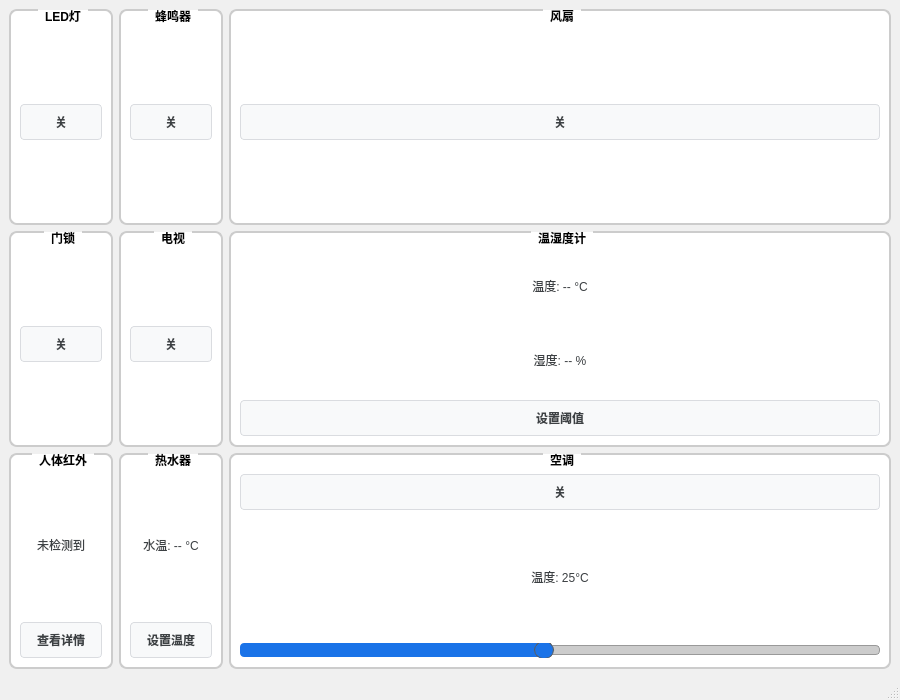
First picture: the form in uiClass/MainWidget/mainwidget.ui, repository MenShengFa-DaCai/Qtclient, before the edit.
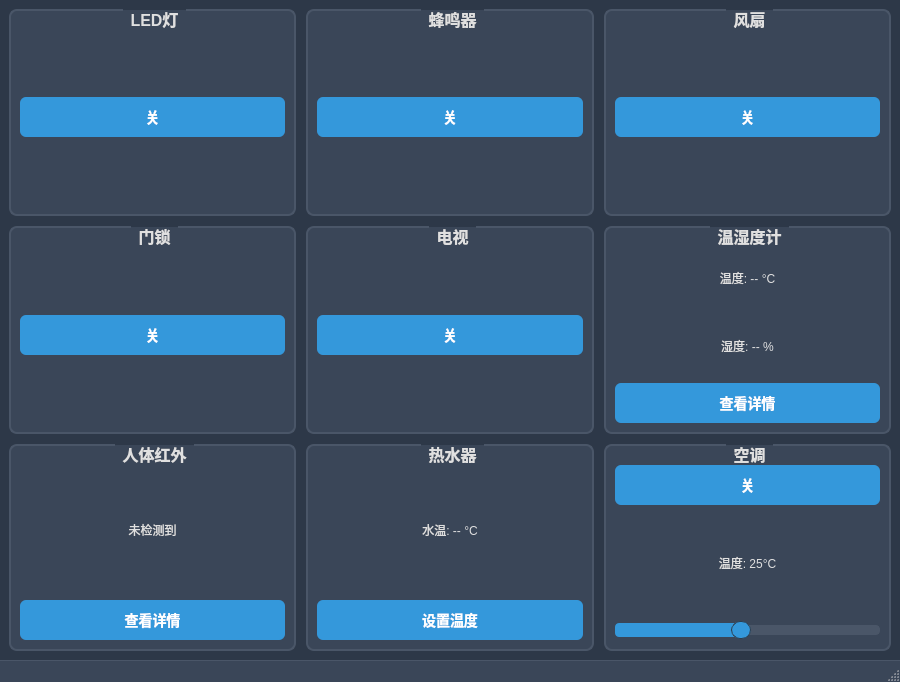
Second picture: the form after the edit.

Commit message: 1.与搜索响应进程的联调完成。 2.升级包发送功能完成，正常收到网关反馈。 3.与网关数据上报功能完成初步联调，成功接收到网关上报数据，并实现控制功能。 4.登陆功能完善，测试通过。 5.初步创建热水器控制窗口，人体红外窗口，温湿度计历史信息窗口。 6.下一步工作：完成温湿度计历史数据获取，并显示折线图。完成热水器阈值设置。

Diff of the .ui file:
```diff
--- a/uiClass/MainWidget/mainwidget.ui
+++ b/uiClass/MainWidget/mainwidget.ui
@@ -7,7 +7,7 @@
                 <x>0</x>
                 <y>0</y>
                 <width>900</width>
-                <height>700</height>
+    <height>682</height>
             </rect>
         </property>
         <property name="windowTitle">
@@ -15,61 +15,68 @@
         </property>
         <property name="styleSheet">
             <string notr="true">QMainWindow {
-                background-color: #f0f0f0;
-                font-family: 'Arial', sans-serif;
-                }
-                QGroupBox {
-                font-weight: bold;
-                border: 2px solid #cccccc;
-                border-radius: 8px;
-                margin-top: 1ex;
-                padding-top: 10px;
-                background-color: white;
-                }
-                QGroupBox::title {
-                subcontrol-origin: margin;
-                subcontrol-position: top center;
-                padding: 0 5px;
-                }
-                QPushButton {
-                background-color: #f8f9fa;
-                border: 1px solid #dadce0;
-                border-radius: 4px;
-                padding: 8px 16px;
-                font-weight: bold;
-                color: #3c4043;
-                }
-                QPushButton:hover {
-                background-color: #e8f0fe;
-                border-color: #1a73e8;
-                }
-                QPushButton:pressed {
-                background-color: #d2e3fc;
-                }
-                QLabel {
-                color: #3c4043;
-                }
-                QSlider::groove:horizontal {
-                border: 1px solid #999999;
-                height: 8px;
-                background: #cccccc;
-                margin: 2px 0;
-                border-radius: 4px;
-                }
-                QSlider::handle:horizontal {
-                background: #1a73e8;
-                border: 1px solid #5c5c5c;
-                width: 18px;
-                margin: -5px 0;
-                border-radius: 9px;
-                }
-                QSlider::sub-page:horizontal {
-                background: #1a73e8;
-                border-radius: 4px;
-                }</string>
+    background-color: #2d3848;
+    font-family: 'Segoe UI', Arial, sans-serif;
+    color: #e0e0e0;
+    }
+    QGroupBox {
+    font-weight: bold;
+    font-size: 16px;
+    border: 2px solid #4a5668;
+    border-radius: 8px;
+    margin-top: 1ex;
+    padding-top: 10px;
+    background-color: #3a4658;
+    color: #e0e0e0;
+    }
+    QGroupBox::title {
+    subcontrol-origin: margin;
+    subcontrol-position: top center;
+    padding: 0 5px;
+    color: #e0e0e0;
+    }
+    QPushButton {
+    background-color: #3498db;
+    color: white;
+    border: none;
+    border-radius: 6px;
+    font-size: 14px;
+    font-weight: bold;
+    padding: 8px 16px;
+    }
+    QPushButton:hover {
+    background-color: #2980b9;
+    }
+    QPushButton:pressed {
+    background-color: #21618c;
+    }
+    QLabel {
+    color: #e0e0e0;
+    }
+    QSlider::groove:horizontal {
+    border: 1px solid #4a5668;
+    height: 8px;
+    background: #4a5668;
+    margin: 2px 0;
+    border-radius: 4px;
+    }
+    QSlider::handle:horizontal {
+    background: #3498db;
+    border: 1px solid #2c3e50;
+    width: 18px;
+    margin: -5px 0;
+    border-radius: 9px;
+    }
+    QSlider::sub-page:horizontal {
+    background: #3498db;
+    border-radius: 4px;
+    }</string>
         </property>
         <widget class="QWidget" name="centralwidget">
-            <layout class="QGridLayout" name="gridLayout">
+   <layout class="QGridLayout" name="gridLayout" rowstretch="1,1,1" columnstretch="1,1,1" rowminimumheight="1,1,1" columnminimumwidth="1,1,1">
+    <property name="spacing">
+     <number>10</number>
+    </property>
                 <item row="0" column="0">
                     <widget class="QGroupBox" name="groupBoxLed">
                         <property name="title">
@@ -78,6 +85,12 @@
                         <layout class="QVBoxLayout" name="verticalLayout">
                             <item>
                                 <widget class="QPushButton" name="btnLed">
+         <property name="minimumSize">
+          <size>
+           <width>0</width>
+           <height>40</height>
+          </size>
+         </property>
                                     <property name="text">
                                         <string>关</string>
                                     </property>
@@ -94,6 +107,12 @@
                         <layout class="QVBoxLayout" name="verticalLayout_2">
                             <item>
                                 <widget class="QPushButton" name="btnBuzzer">
+         <property name="minimumSize">
+          <size>
+           <width>0</width>
+           <height>40</height>
+          </size>
+         </property>
                                     <property name="text">
                                         <string>关</string>
                                     </property>
@@ -110,6 +129,12 @@
                         <layout class="QVBoxLayout" name="verticalLayout_3">
                             <item>
                                 <widget class="QPushButton" name="btnFan">
+         <property name="minimumSize">
+          <size>
+           <width>0</width>
+           <height>40</height>
+          </size>
+         </property>
                                     <property name="text">
                                         <string>关</string>
                                     </property>
@@ -126,6 +151,12 @@
                         <layout class="QVBoxLayout" name="verticalLayout_4">
                             <item>
                                 <widget class="QPushButton" name="btnDoorLock">
+         <property name="minimumSize">
+          <size>
+           <width>0</width>
+           <height>40</height>
+          </size>
+         </property>
                                     <property name="text">
                                         <string>关</string>
                                     </property>
@@ -142,6 +173,12 @@
                         <layout class="QVBoxLayout" name="verticalLayout_5">
                             <item>
                                 <widget class="QPushButton" name="btnTv">
+         <property name="minimumSize">
+          <size>
+           <width>0</width>
+           <height>40</height>
+          </size>
+         </property>
                                     <property name="text">
                                         <string>关</string>
                                     </property>
@@ -178,8 +215,14 @@
                             </item>
                             <item>
                                 <widget class="QPushButton" name="btnThermoHygro">
+         <property name="minimumSize">
+          <size>
+           <width>0</width>
+           <height>40</height>
+          </size>
+         </property>
                                     <property name="text">
-                                        <string>设置阈值</string>
+          <string>查看详情</string>
                                     </property>
                                 </widget>
                             </item>
@@ -204,6 +247,12 @@
                             </item>
                             <item>
                                 <widget class="QPushButton" name="btnInfrared">
+         <property name="minimumSize">
+          <size>
+           <width>0</width>
+           <height>40</height>
+          </size>
+         </property>
                                     <property name="text">
                                         <string>查看详情</string>
                                     </property>
@@ -230,6 +279,12 @@
                             </item>
                             <item>
                                 <widget class="QPushButton" name="btnWaterHeater">
+         <property name="minimumSize">
+          <size>
+           <width>0</width>
+           <height>40</height>
+          </size>
+         </property>
                                     <property name="text">
                                         <string>设置温度</string>
                                     </property>
@@ -246,6 +301,12 @@
                         <layout class="QVBoxLayout" name="verticalLayout_9">
                             <item>
                                 <widget class="QPushButton" name="btnAirConditioner">
+         <property name="minimumSize">
+          <size>
+           <width>0</width>
+           <height>40</height>
+          </size>
+         </property>
                                     <property name="text">
                                         <string>关</string>
                                     </property>
@@ -263,6 +324,18 @@
                             </item>
                             <item>
                                 <widget class="QSlider" name="sliderAirConditionerTemp">
+         <property name="minimumSize">
+          <size>
+           <width>0</width>
+           <height>0</height>
+          </size>
+         </property>
+         <property name="maximumSize">
+          <size>
+           <width>16777215</width>
+           <height>20</height>
+          </size>
+         </property>
                                     <property name="minimum">
                                         <number>16</number>
                                     </property>
@@ -288,11 +361,33 @@
                     <x>0</x>
                     <y>0</y>
                     <width>900</width>
-                    <height>21</height>
-                </rect>
-            </property>
-        </widget>
-        <widget class="QStatusBar" name="statusbar"/>
+     <height>27</height>
+    </rect>
+   </property>
+   <property name="styleSheet">
+    <string notr="true">QMenuBar {
+     background-color: #3a4658;
+     color: #e0e0e0;
+     border-bottom: 1px solid #4a5668;
+     }
+     QMenuBar::item {
+     background-color: transparent;
+     padding: 5px 10px;
+     }
+     QMenuBar::item:selected {
+     background-color: #3498db;
+     }</string>
+   </property>
+  </widget>
+  <widget class="QStatusBar" name="statusbar">
+   <property name="styleSheet">
+    <string notr="true">QStatusBar {
+     background-color: #3a4658;
+     color: #e0e0e0;
+     border-top: 1px solid #4a5668;
+     }</string>
+   </property>
+  </widget>
     </widget>
     <resources/>
     <connections/>
```
Left out of the diff: 12 changed lines with no effect on the pictures. Lines whose indentation alone changed are shown as unchanged. The commit also changes 15 other files.
